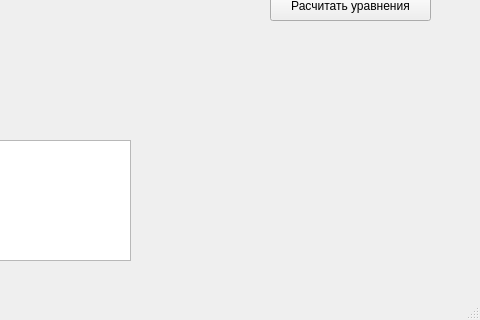
The window that mainwindow.ui (EduardAleksandrov/bmstu-4sem-model-lab2) describes before a commit, drawn with Qt 5; both pictures show x 320 to 800 and y 280 to 600 of the 800 by 600 pixel window.
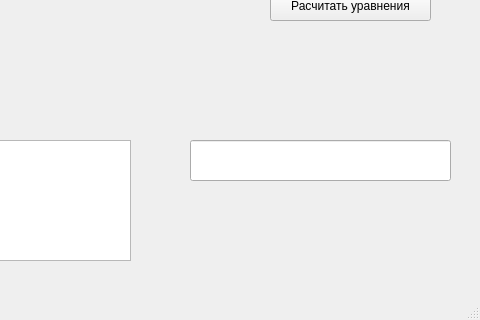
The same window after the commit.

Commit message: правки после первой консультации

Diff of the .ui file:
```diff
--- a/mainwindow.ui
+++ b/mainwindow.ui
@@ -120,6 +120,16 @@
      </rect>
     </property>
    </widget>
+   <widget class="QLineEdit" name="lineEdit_3">
+    <property name="geometry">
+     <rect>
+      <x>510</x>
+      <y>420</y>
+      <width>261</width>
+      <height>41</height>
+     </rect>
+    </property>
+   </widget>
   </widget>
   <widget class="QMenuBar" name="menubar">
    <property name="geometry">
```
The commit also changes 1 other file.
